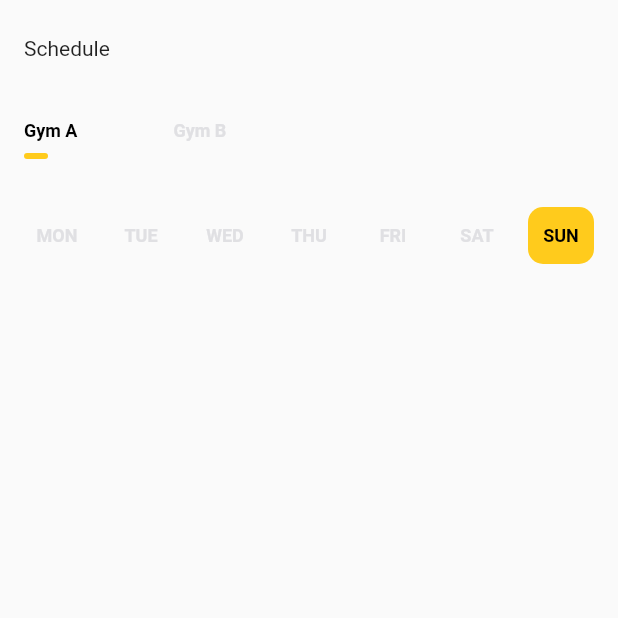
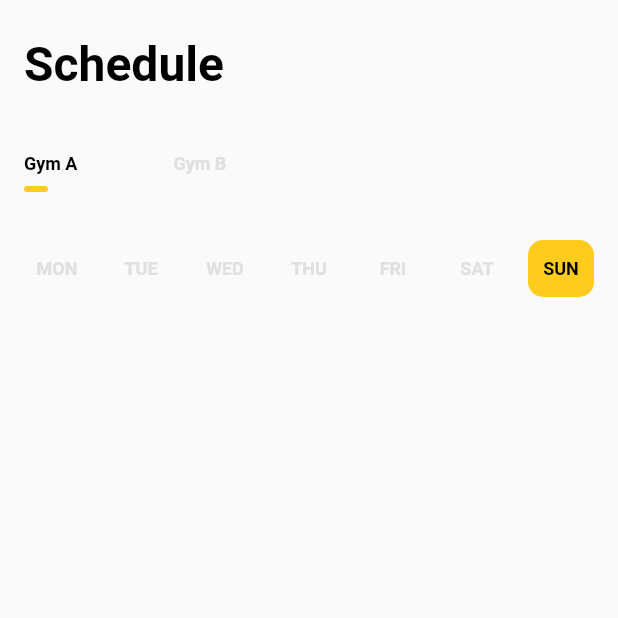
Before and after one commit to nxn777/uul, a Flutter app: the screen it shows after launch, on a phone screen of 412 x 824 dp, the top half of it. Run offline on Flutter 3.47's test engine with Material 2 defaults, Android fonts, the phone set to English and light mode, and no system bars.

Commit message:
UUL-1: TimeSlots screen title style was updated

```diff
--- a/lib/constants/dimens.dart
+++ b/lib/constants/dimens.dart
@@ -1,4 +1,6 @@
 const kRegularTextSize = 12.0;
+const kPageTitleTextSize = 32.0;
+
 const kSpacingMedium = 16.0;
 const kSpacingSmall = 8.0;
 const kSpacingXSmall = 4.0;
--- a/lib/constants/text_style_constants.dart
+++ b/lib/constants/text_style_constants.dart
@@ -7,3 +7,6 @@ const kRegularActiveTextStyle =
 
 const kRegularInactiveTextStyle =
     TextStyle(fontSize: kRegularTextSize, color: kInactiveColor);
+
+const kPageTitleTextStyle =
+    TextStyle(fontSize: kPageTitleTextSize, color: Colors.black, fontWeight: FontWeight.bold);
--- a/lib/screens/time_slot_screen.dart
+++ b/lib/screens/time_slot_screen.dart
@@ -1,3 +1,4 @@
+import 'package:UUL_Gym/constants/text_style_constants.dart';
 import 'package:UUL_Gym/widgets/gym/gym_list.dart';
 import 'package:UUL_Gym/widgets/week/day_list_animated.dart';
 import 'package:flutter/material.dart';
@@ -12,8 +13,11 @@ class TimeSlotScreen extends StatelessWidget {
         crossAxisAlignment: CrossAxisAlignment.stretch,
         children: [
           Padding(
-              padding: const EdgeInsets.fromLTRB(kSpacingMedium,  kSpacingLarge,  kSpacingMedium,  kSpacingLarge),
-              child: Text("Schedule"),
+            padding: const EdgeInsets.fromLTRB(kSpacingMedium, kSpacingLarge, kSpacingMedium, kSpacingLarge),
+            child: Text(
+              "Schedule",
+              style: kPageTitleTextStyle,
+            ),
           ),
           Padding(
             padding: const EdgeInsets.fromLTRB(kSpacingMedium, 0, kSpacingMedium, kSpacingMedium),
@@ -25,7 +29,6 @@ class TimeSlotScreen extends StatelessWidget {
           )
         ],
       ),
-      )
-    );
+    ));
   }
 }
```
Lines whose indentation alone changed are shown as unchanged.
